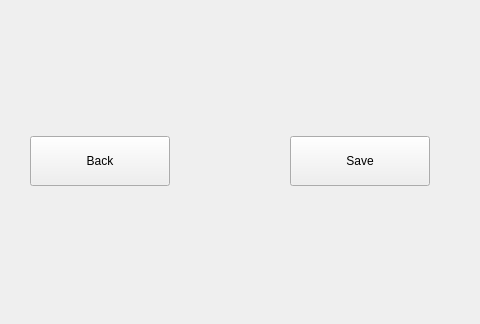
Old version of the form src/mainwindow.ui in the repository jeanpierrethach/FreeFlow-Grid-Solver-; both pictures show x 0 to 480 and y 614 to 938 of the 800 by 938 pixel window.
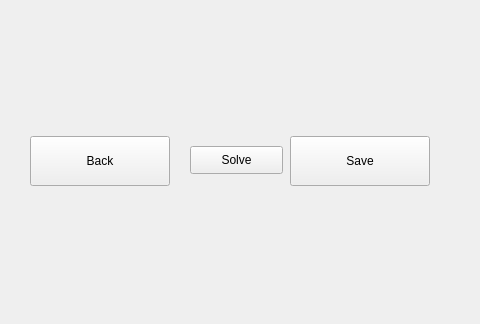
New version of the form.

Commit message: Solver: added button to view result

What changed in the file:
```diff
--- a/src/mainwindow.ui
+++ b/src/mainwindow.ui
@@ -53,6 +53,19 @@
      <string>Save</string>
     </property>
    </widget>
+   <widget class="QPushButton" name="solve">
+    <property name="geometry">
+     <rect>
+      <x>190</x>
+      <y>760</y>
+      <width>93</width>
+      <height>28</height>
+     </rect>
+    </property>
+    <property name="text">
+     <string>Solve</string>
+    </property>
+   </widget>
   </widget>
  </widget>
  <layoutdefault spacing="6" margin="11"/>
```
The commit also changes 5 other files.
